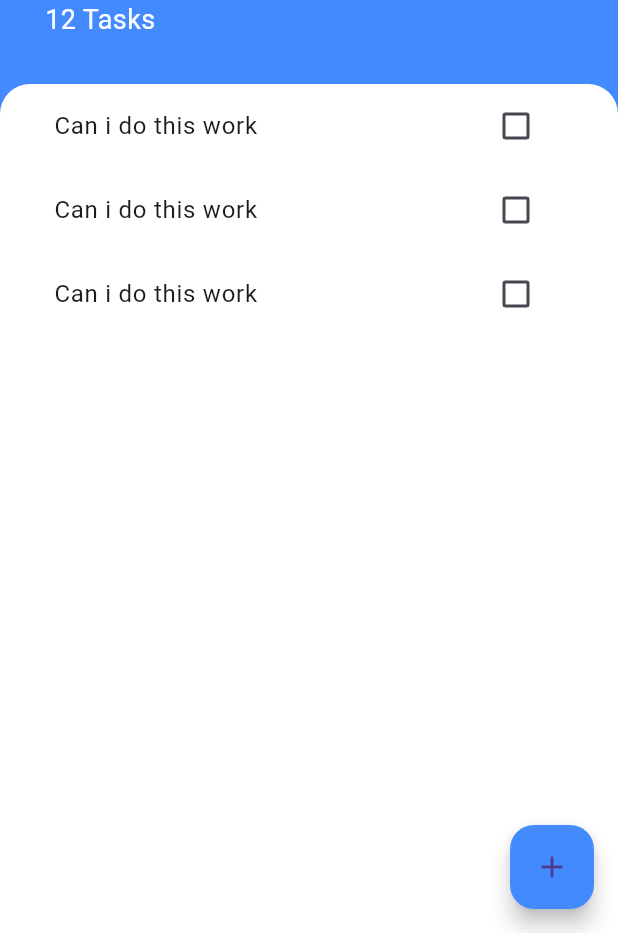
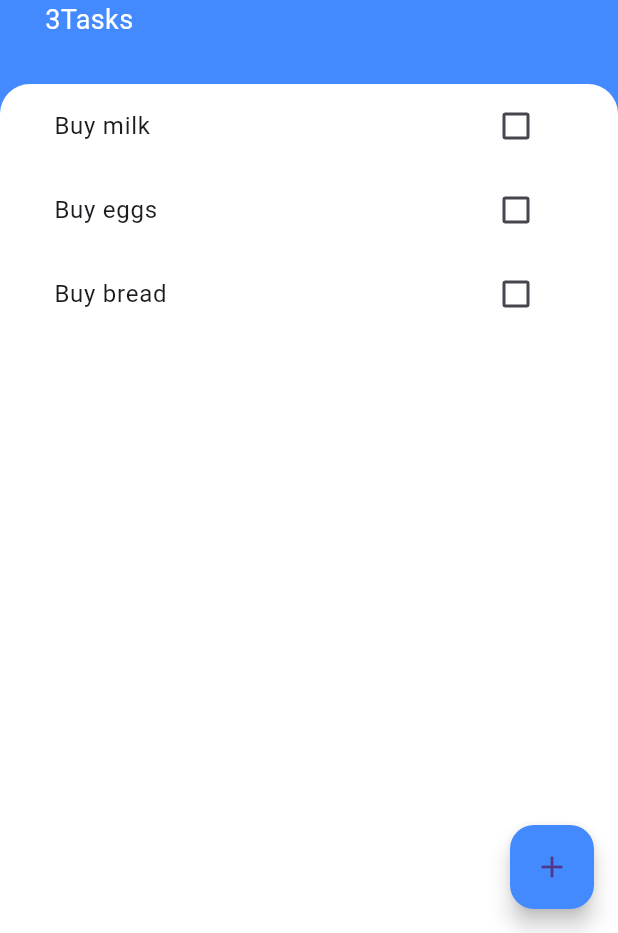
Before and after one commit to priyankarouniyarr/Todoey, a Flutter app: the screen it shows after launch, on a phone screen of 412 x 824 dp, the part 303-1236 px from its top. Run offline on Flutter 3.47's test engine with Material 3 defaults, Android fonts, the phone set to English and light mode, and no system bars.

Commit message:
some changes

```diff
--- a/lib/Widgets/tasklist.dart
+++ b/lib/Widgets/tasklist.dart
@@ -1,15 +1,30 @@
 import 'package:flutter/material.dart';
 import 'package:todoey/Widgets/taskstile.dart';
+import 'package:todoey/models/tasks.dart';
 
-class TasksList extends StatelessWidget {
+class TasksList extends StatefulWidget {
+  final List<Task> tasks;
+  TasksList({required this.tasks});
+  @override
+  State<TasksList> createState() => _TasksListState();
+}
+
+class _TasksListState extends State<TasksList> {
   @override
   Widget build(BuildContext context) {
-    return ListView(
-      children: [
-        TasksTile(),
-        TasksTile(),
-        TasksTile(),
-      ],
-    );
+    return ListView.builder(
+        itemBuilder: (context, index) {
+          return TasksTile(
+              isChecked: widget.tasks[index].isDone,
+              taskTitle: widget.tasks[index].name!,
+              checkboxCallback: (checkboxState) {
+                setState(
+                  () {
+                    widget.tasks[index].toogleDone();
+                  },
+                );
+              });
+        },
+        itemCount: widget.tasks.length);
   }
 }
--- a/lib/Widgets/taskstile.dart
+++ b/lib/Widgets/taskstile.dart
@@ -1,37 +1,26 @@
 import 'package:flutter/material.dart';
 
-class TasksTile extends StatefulWidget {
+class TasksTile extends StatelessWidget {
+
+   final bool isChecked ;
+   final String taskTitle;
+   final Function checkboxCallback;
+   TasksTile({ required this.isChecked,required this.taskTitle,required this.checkboxCallback});
+
   @override
-  State<TasksTile> createState() => _TasksTileState();
-}
 
-class _TasksTileState extends State<TasksTile> {
-     bool isChecked=false;
-
-void callbackcheckbox(bool? checkboxState){
-setState(() {
-  isChecked=checkboxState??false;//The ?? operator ensures that if checkboxState is null, isChecked will be set to false
-});
-}
-  @override
   Widget build(BuildContext context) {
     return ListTile(
-      title: Text('Can i do this work',style:TextStyle(decoration: isChecked?TextDecoration.lineThrough:null)),
-      trailing: Taskscheckbox(checkboxState: isChecked,toogleCheckboxState: callbackcheckbox,),
-    );
-  }//checkboxState is passed to TasksCheckbox to indicate whether it is checked.
-//toggleCheckboxState is the callback function passed to handle changes in the checkbox state.
-}
-class Taskscheckbox extends StatelessWidget {
-  final bool? checkboxState;
-  final Function(bool?)? toogleCheckboxState;
-  Taskscheckbox({this.checkboxState,this.toogleCheckboxState});
-
-  @override
-  Widget build(BuildContext context) {
-    return  Checkbox(value: checkboxState,
-    activeColor:Colors.lightBlueAccent,
-     onChanged:toogleCheckboxState );
-}
-
-}
+      title: Text(taskTitle,
+          style: TextStyle(
+              decoration: isChecked ? TextDecoration.lineThrough : null)),
+      trailing:  Checkbox(
+        value: isChecked,
+        activeColor: Colors.lightBlueAccent,
+        onChanged: (newValue){
+          checkboxCallback(newValue);
+        },
+       // onChanged: toogleCheckboxState
+       ),//press
+      );
+  }}
--- a/lib/main.dart
+++ b/lib/main.dart
@@ -12,6 +12,7 @@ class MyApp extends StatelessWidget {
     return MaterialApp(
       debugShowCheckedModeBanner: false,
       home: Taskscreen(),
+
     );
   }
 }
--- /dev/null
+++ b/lib/models/tasks.dart
@@ -0,0 +1,9 @@
+class Task{
+  final String? name;
+  bool isDone;
+  Task({this.name, this.isDone=false});
+  void toogleDone(){
+    isDone = !isDone;
+  }
+
+}
--- /dev/null
+++ b/lib/models/tasks_data.dart
@@ -0,0 +1,10 @@
+//for updating and fetching data
+import 'package:flutter/foundation.dart';
+import 'package:todoey/models/tasks.dart';
+class Data extends ChangeNotifier{
+
+  List<Task> tasks = [
+    Task(name: 'Buy milk'),
+    Task(name: 'Buy eggs'),
+    Task(name: 'Buy bread'),];
+}
--- a/lib/screens/taskscreen.dart
+++ b/lib/screens/taskscreen.dart
@@ -1,11 +1,22 @@
 import 'package:flutter/material.dart';
 import 'package:flutter/widgets.dart';
 import 'package:todoey/Widgets/tasklist.dart';
+import 'package:todoey/models/tasks.dart';
 import 'package:todoey/screens/addtasksscreen.dart';
 
-class Taskscreen extends StatelessWidget {
+class Taskscreen extends StatefulWidget {
   const Taskscreen({super.key});
 
+  @override
+  State<Taskscreen> createState() => _TaskscreenState();
+}
+
+class _TaskscreenState extends State<Taskscreen> {
+  List<Task> tasks = [
+    Task(name: 'Buy milk'),
+    Task(name: 'Buy eggs'),
+    Task(name: 'Buy bread'),
+  ];
 
   @override
   Widget build(BuildContext context) {
@@ -16,10 +27,18 @@ class Taskscreen extends StatelessWidget {
           child: Icon(Icons.add),
           onPressed: () {
             //add new task
-           //for full screen
-           // showModalBottomSheet(context: context, isScrollControlled: true, builder:(context)=>Addtasksscreen());
-showModalBottomSheet(context: context,  builder:(context)=>Addtasksscreen());
+            //for full screen
+            // showModalBottomSheet(context: context, isScrollControlled: true, builder:(context)=>Addtasksscreen());
+            showModalBottomSheet(
+                context: context,
+                builder: (context) => Addtasksscreen(addtaskscallback: (newTextTittle) {
+                     print(newTextTittle);
+                     setState(() {
+                       tasks.add(Task(name: newTextTittle));
+                     });
+                     Navigator.pop(context);
 
+          },),);
           },
         ),
         body: Column(crossAxisAlignment: CrossAxisAlignment.start, children: [
@@ -40,7 +59,7 @@ showModalBottomSheet(context: context,  builder:(context)=>Addtasksscreen());
                         color: Colors.white,
                         fontSize: 50.0,
                         fontWeight: FontWeight.w700)),
-                Text("12 Tasks",
+                Text("${tasks.length}Tasks",
                     style: TextStyle(color: Colors.white, fontSize: 18.0)),
               ],
             ),
@@ -53,7 +72,7 @@ showModalBottomSheet(context: context,  builder:(context)=>Addtasksscreen());
                     borderRadius: BorderRadius.only(
                         topLeft: Radius.circular(20.0),
                         topRight: Radius.circular(20.0))),
-                child: TasksList()),
+                child: TasksList(tasks: tasks)),
           )
         ]));
   }
--- a/pubspec.yaml
+++ b/pubspec.yaml
@@ -35,7 +35,7 @@ dependencies:
   # The following adds the Cupertino Icons font to your application.
   # Use with the CupertinoIcons class for iOS style icons.
   cupertino_icons: ^1.0.6
-
+  provider:
 dev_dependencies:
   flutter_test:
     sdk: flutter
```
Also changed, not shown: lib/screens/addtasksscreen.dart (+9 -3 lines), pubspec.lock.
